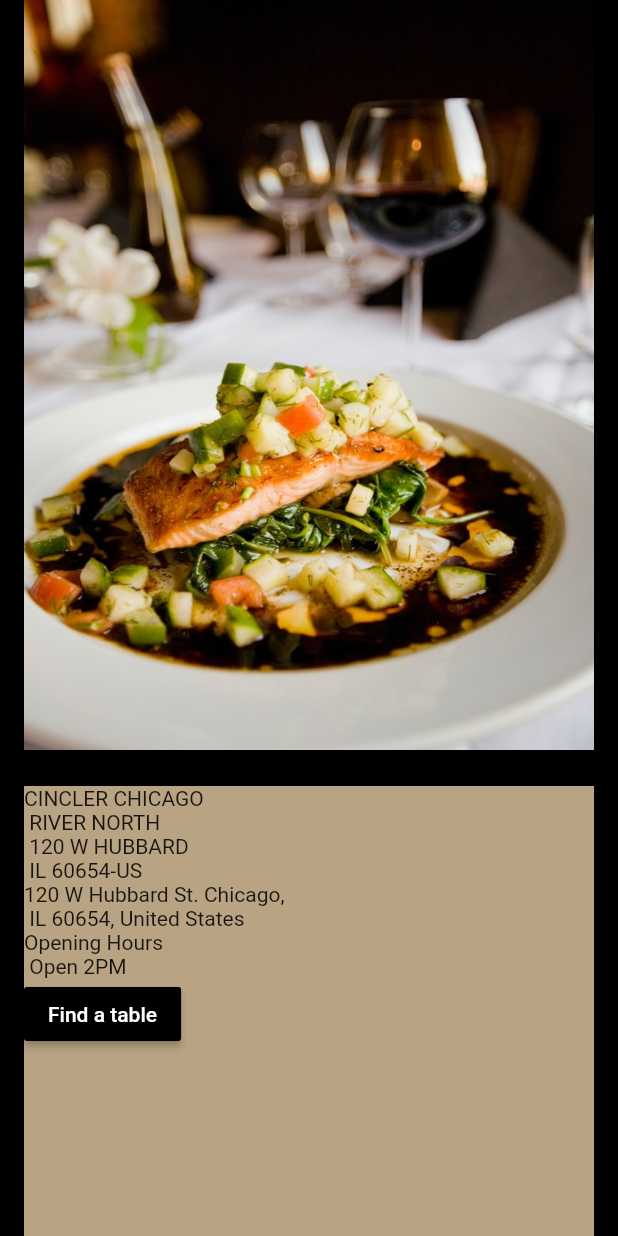
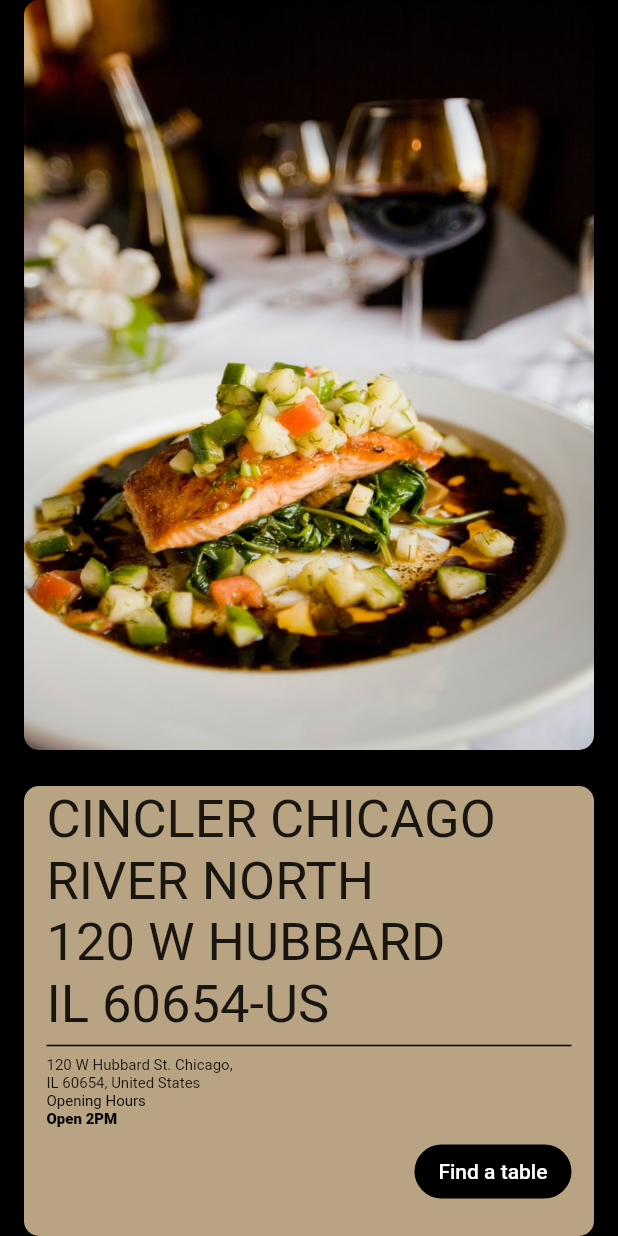
Before and after one commit to Richard-Mbingi/restaurant-ui, a Flutter app: the screen it shows after launch, on a phone screen of 412 x 824 dp. Run offline on Flutter 3.47's test engine with Material 2 defaults, Android fonts, the phone set to English and light mode, and no system bars; our stand-ins replace google_fonts; Roboto replaces fonts that are missing (Bentham).

Commit message:
Restaurant screen ui design

```diff
--- a/lib/main.dart
+++ b/lib/main.dart
@@ -1,4 +1,5 @@
 import 'package:flutter/material.dart';
+import 'package:google_fonts/google_fonts.dart';
 
 import 'screens/restaurant_screen.dart';
 
@@ -9,7 +10,11 @@ class MyApp extends StatelessWidget {
 
   @override
   Widget build(BuildContext context) {
+    final textTheme = Theme.of(context).textTheme;
+
     return MaterialApp(
+      debugShowCheckedModeBanner: false,
+      theme: ThemeData(textTheme: GoogleFonts.benthamTextTheme()),
       home: RestaurantScreen(),
     );
   }
--- a/lib/screens/restaurant_screen.dart
+++ b/lib/screens/restaurant_screen.dart
@@ -1,4 +1,5 @@
 import 'package:flutter/material.dart';
+import 'package:google_fonts/google_fonts.dart';
 
 class RestaurantScreen extends StatelessWidget {
   const RestaurantScreen({Key key}) : super(key: key);
@@ -12,7 +13,9 @@ class RestaurantScreen extends StatelessWidget {
           crossAxisAlignment: CrossAxisAlignment.center,
           mainAxisAlignment: MainAxisAlignment.spaceBetween,
           children: <Widget>[
-            Container(
+            ClipRRect(
+              borderRadius: BorderRadius.circular(10.0),
+              child: Container(
                 child: Image.asset(
                   "image/casey-lee-awj7sRviVXo-unsplash.jpg",
                   fit: BoxFit.fill,
@@ -20,23 +23,60 @@ class RestaurantScreen extends StatelessWidget {
                 height: 500.0,
                 width: 380.0,
               ),
+            ),
             Container(
+              decoration: BoxDecoration(
+                borderRadius: BorderRadius.circular(10.0),
                 color: Color(0xffB8A383),
+              ),
               height: 300.0,
               width: 380.0,
+              child: Padding(
+                padding: const EdgeInsets.fromLTRB(15.0, 2.0, 15.0, 2.0),
                 child: Column(
                   crossAxisAlignment: CrossAxisAlignment.start,
                   children: <Widget>[
-                  Text("CINCLER CHICAGO \n RIVER NORTH \n 120 W HUBBARD \n IL 60654-US"),
-                  Text("120 W Hubbard St. Chicago, \n IL 60654, United States"),
-                  Text("Opening Hours \n Open 2PM"),
-                  MaterialButton(
+                    Text(
+                      "CINCLER CHICAGO \nRIVER NORTH \n120 W HUBBARD \nIL 60654-US",
+                      style: TextStyle(
+                        fontSize: 35.0,
+                      ),
+                    ),
+                    Divider(height: 14.0, thickness: 1.0, color: Colors.black),
+                    Text(
+                      "120 W Hubbard St. Chicago, \nIL 60654, United States",
+                      style: GoogleFonts.istokWeb(
+                        fontSize: 10.0,
+                      ),
+                    ),
+                    RichText(
+                      text: TextSpan(
+                          style: GoogleFonts.istokWeb(
+                              fontSize: 10.0, color: Colors.black),
+                          children: <TextSpan>[
+                            TextSpan(
+                              text: "Opening Hours \n",
+                            ),
+                            TextSpan(
+                                text: "Open 2PM",
+                                style: TextStyle(fontWeight: FontWeight.w800))
+                          ]),
+                    ),
+                    SizedBox(height: 5.0),
+                    Align(
+                      alignment: Alignment.bottomRight,
+                      child: FlatButton(
                         onPressed: () {},
+                        shape: RoundedRectangleBorder(
+                          borderRadius: BorderRadius.circular(20.0),
+                        ),
                         textColor: Colors.white,
                         child: Text("Find a table"),
                         color: Colors.black,
                       ),
+                    ),
                   ],
+                ),
               ),
             ),
           ],
```
Lines whose indentation alone changed are shown as unchanged.
